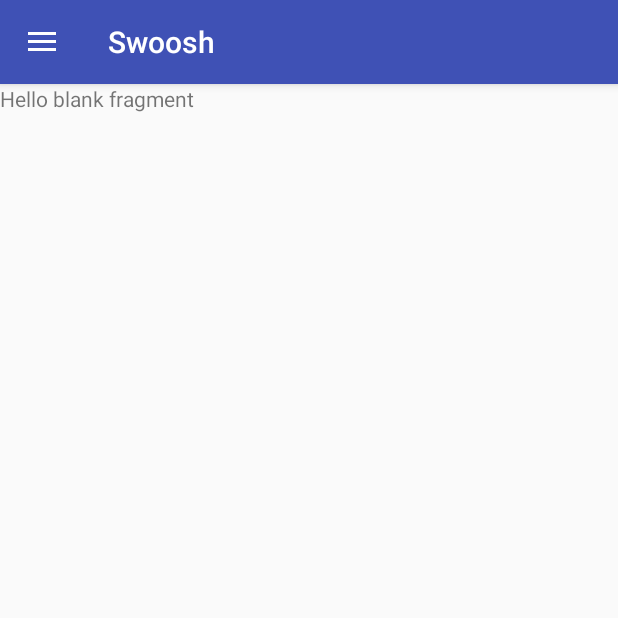
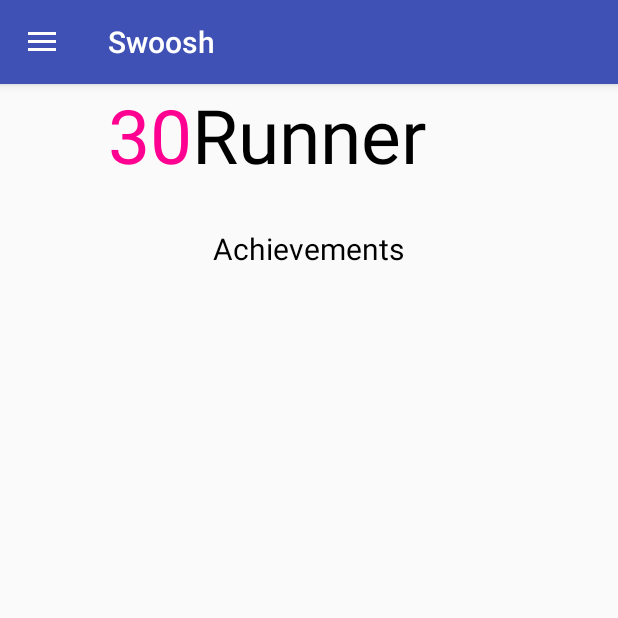
Before and after one commit to IAmBullsaw/Swoosh, an Android app: the fragment HistoryFragment placed in its activity, in the side drawer, after a tap on "Profile", on a phone screen of 412 x 824 dp, the top half of it. Run offline under Robolectric (Android 15) with nearby library versions, the phone set to English and light mode, and no system bars; our stand-ins replace Firebase (no records; nobody signed in at launch, a user with empty details on screens opened directly); libraries missing offline, so code that uses them is left out: com.firebase.ui.

Commit message:
Added history fragment functionality. Added ProfileAdapter and added profile stuff

```diff
--- a/App/Swoosh/app/src/main/java/com/oskarjansson/swoosh/HistoryFragment.java
+++ b/App/Swoosh/app/src/main/java/com/oskarjansson/swoosh/HistoryFragment.java
@@ -9,6 +9,7 @@ import android.util.Log;
 import android.view.LayoutInflater;
 import android.view.View;
 import android.view.ViewGroup;
+import android.widget.ArrayAdapter;
 import android.widget.ListAdapter;
 import android.widget.ListView;
 import android.widget.TextView;
@@ -20,6 +21,8 @@ import com.google.firebase.database.DataSnapshot;
 import com.google.firebase.database.DatabaseError;
 import com.google.firebase.database.DatabaseReference;
 import com.google.firebase.database.FirebaseDatabase;
+
+import java.util.ArrayList;
 
 
 public class HistoryFragment extends Fragment {
@@ -40,7 +43,7 @@ public class HistoryFragment extends Fragment {
             throw new RuntimeException("History Fragment: No user.getUid(). What gives? This shan't happen!");
         }
 
-        final ListView listView = (ListView) this.getView().findViewById(R.id.history_ListView);
+        final RunContainerAdapter arrayAdapter = new RunContainerAdapter(this.getContext(),new ArrayList<RunContainer>());
 
         FirebaseDatabase database = FirebaseDatabase.getInstance();
         DatabaseReference userRuns = database.getReference("user/" + userName + "/workouts");
@@ -49,9 +52,8 @@ public class HistoryFragment extends Fragment {
             @Override
             public void onChildAdded(DataSnapshot dataSnapshot, String s) {
                 Log.d("HistoryFragment","onChildAdded " + dataSnapshot.getKey());
-                RunContainer run = dataSnapshot.getValue(RunContainer.class);
-
-                Log.d("HistoryFragment","");
+                RunContainer runContainer = dataSnapshot.getValue(RunContainer.class);
+                arrayAdapter.add(runContainer);
             }
 
             @Override
@@ -81,6 +83,12 @@ public class HistoryFragment extends Fragment {
         userRuns.addChildEventListener(childEventListener);
 
         // Inflate the layout for this fragment
-        return inflater.inflate(R.layout.fragment_history, container, false);
+
+
+        View view = inflater.inflate(R.layout.fragment_history, container, false);
+        ListView listView = (ListView) view.findViewById(R.id.history_ListView);
+        listView.setAdapter(arrayAdapter);
+
+        return view;
     }
 }
--- a/App/Swoosh/app/src/main/java/com/oskarjansson/swoosh/ProfileFragment.java
+++ b/App/Swoosh/app/src/main/java/com/oskarjansson/swoosh/ProfileFragment.java
@@ -3,9 +3,21 @@ package com.oskarjansson.swoosh;
 
 import android.os.Bundle;
 import android.support.v4.app.Fragment;
+import android.util.Log;
 import android.view.LayoutInflater;
 import android.view.View;
 import android.view.ViewGroup;
+import android.widget.GridView;
+
+import com.google.firebase.auth.FirebaseAuth;
+import com.google.firebase.auth.FirebaseUser;
+import com.google.firebase.database.ChildEventListener;
+import com.google.firebase.database.DataSnapshot;
+import com.google.firebase.database.DatabaseError;
+import com.google.firebase.database.DatabaseReference;
+import com.google.firebase.database.FirebaseDatabase;
+
+import java.util.ArrayList;
 
 
 /**
@@ -18,12 +30,66 @@ public class ProfileFragment extends Fragment {
         // Required empty public constructor
     }
 
-
     @Override
     public View onCreateView(LayoutInflater inflater, ViewGroup container,
                              Bundle savedInstanceState) {
         // Inflate the layout for this fragment
-        return inflater.inflate(R.layout.fragment_profile, container, false);
+        View view = inflater.inflate(R.layout.fragment_profile, container, false);
+
+        // Get userID
+        FirebaseUser user = FirebaseAuth.getInstance().getCurrentUser();
+        String userName;
+        if (user != null) {
+            userName = user.getUid();
+        } else {
+            throw new RuntimeException("Profile Fragment: No user.getUid(). What gives? This shan't happen!");
+        }
+
+        final AchievementAdapter achievementAdapter = new AchievementAdapter(this.getContext(),new ArrayList<AchievementContainer>());
+
+        // TODO: Push some achievements to be able to pull them to be able to show them :D
+
+        // Get User Progress
+        FirebaseDatabase database = FirebaseDatabase.getInstance();
+        DatabaseReference databaseReference = database.getReference("user/" + userName + "/achievements");
+
+        ChildEventListener childEventListener = new ChildEventListener() {
+            @Override
+            public void onChildAdded(DataSnapshot dataSnapshot, String s) {
+                Log.d("ProfileFragment","onChildAdded " + dataSnapshot.getKey());
+                AchievementContainer achievementContainer = dataSnapshot.getValue(AchievementContainer.class);
+                achievementAdapter.add(achievementContainer);
+            }
+
+            @Override
+            public void onChildChanged(DataSnapshot dataSnapshot, String s) {
+
+            }
+
+            @Override
+            public void onChildRemoved(DataSnapshot dataSnapshot) {
+
+            }
+
+            @Override
+            public void onChildMoved(DataSnapshot dataSnapshot, String s) {
+
+            }
+
+            @Override
+            public void onCancelled(DatabaseError databaseError) {
+
+            }
+        };
+        databaseReference.addChildEventListener(childEventListener);
+
+        GridView gridView = (GridView) view.findViewById(R.id.profile_achievements_grid);
+
+        gridView.setAdapter(achievementAdapter);
+
+        return view;
     }
 
+
+
 }
--- /dev/null
+++ b/App/Swoosh/app/src/main/java/com/oskarjansson/swoosh/RunContainerAdapter.java
@@ -0,0 +1,44 @@
+package com.oskarjansson.swoosh;
+
+import android.content.Context;
+import android.support.annotation.NonNull;
+import android.view.LayoutInflater;
+import android.view.View;
+import android.view.ViewGroup;
+import android.widget.ArrayAdapter;
+import android.widget.TextView;
+
+import java.util.ArrayList;
+
+/**
+ * Created by oskja067 on 2016-11-30.
+ */
+
+public class RunContainerAdapter extends ArrayAdapter<RunContainer> {
+
+    public RunContainerAdapter(Context context, ArrayList<RunContainer> runContainers) {
+        super(context,0,runContainers);
+    }
+
+    @NonNull
+    @Override
+    public View getView(int position, View convertView, ViewGroup parent) {
+        // Get the data item for this position
+        RunContainer runContainer = getItem(position);
+
+        // Check if an existing view is being reused, otherwise inflate the view
+        if (convertView == null) {
+            convertView = LayoutInflater.from(getContext()).inflate(R.layout.history_run_list_view_box, parent, false);
+        }
+
+        // Lookup view for data population
+        TextView title = (TextView) convertView.findViewById(R.id.history_run_list_view_box_title);
+        TextView date = (TextView) convertView.findViewById(R.id.history_run_list_view_box_date);
+
+        title.setText(runContainer.getRunId());
+        date.setText(runContainer.getDate().toString());
+
+        // Return the completed view to render on screen
+        return convertView;
+    }
+}
--- a/App/Swoosh/app/src/main/res/layout/fragment_profile.xml
+++ b/App/Swoosh/app/src/main/res/layout/fragment_profile.xml
@@ -5,9 +5,60 @@
     android:layout_height="match_parent"
     tools:context="com.oskarjansson.swoosh.ProfileFragment">
 
-    <TextView
+    <LinearLayout
+        android:orientation="vertical"
         android:layout_width="match_parent"
-        android:layout_height="match_parent"
-        android:text="@string/hello_blank_fragment" />
+        android:layout_height="match_parent">
+
+        <RelativeLayout
+            android:layout_width="match_parent"
+            android:layout_height="0dp"
+            android:orientation="horizontal"
+            android:layout_weight="1">
+
+            <TextView
+                android:id="@+id/profile_title"
+                android:layout_width="wrap_content"
+                android:layout_height="match_parent"
+                android:textColor="@color/colorRunner"
+                android:layout_centerHorizontal="true"
+                android:textSize="50sp"
+                android:text="@string/mainTitle" />
+
+            <TextView
+                android:id="@+id/profile_level"
+                android:layout_width="wrap_content"
+                android:layout_height="match_parent"
+                android:textColor="@color/colorLevel"
+                android:textSize="50sp"
+                android:text="30"
+                android:layout_toLeftOf="@id/profile_title"/>
+
+        </RelativeLayout>
+        <LinearLayout
+            android:layout_width="match_parent"
+            android:layout_height="0dp"
+            android:orientation="vertical"
+            android:layout_weight="7">
+
+            <TextView
+                android:layout_width="wrap_content"
+                android:layout_height="wrap_content"
+                android:textColor="@color/colorRunner"
+                android:textSize="@dimen/profile_Achievements"
+                android:layout_gravity="center"
+                android:text="@string/profile_Achievements"/>
+
+            <GridView
+                android:id="@+id/profile_achievements_grid"
+                android:layout_width="wrap_content"
+                android:layout_height="wrap_content" />
+
+        </LinearLayout>
+
+
+    </LinearLayout>
+
+
 
 </FrameLayout>
--- a/App/Swoosh/app/src/main/res/values/dimens.xml
+++ b/App/Swoosh/app/src/main/res/values/dimens.xml
@@ -13,4 +13,6 @@
     <dimen name="mainMission_topmargin">1dp</dimen>
     <dimen name="mainMission_titlebottommargin">10dp</dimen>
     <dimen name="vertical_header_push">20dp</dimen>
+    <dimen name="profile_Achievements">20sp</dimen>
+    <dimen name="profile_Achievements_grid_box_margin">10dp</dimen>
 </resources>
--- a/App/Swoosh/app/src/main/res/values/strings.xml
+++ b/App/Swoosh/app/src/main/res/values/strings.xml
@@ -52,4 +52,5 @@ Soko radicchio bunya nuts gram dulse silver beet parsnip napa cabbage lotus root
     <string name="permission_rationale">"Contacts permissions are needed for providing email
         completions."
     </string>
+    <string name="profile_Achievements">Achievements</string>
 </resources>
```
Also changed, not shown: App/Swoosh/app/src/main/java/com/oskarjansson/swoosh/AchievementAdapter.java (added, +55 -0 lines), App/Swoosh/app/src/main/java/com/oskarjansson/swoosh/AchievementContainer.java (added, +47 -0 lines), App/Swoosh/app/src/main/res/layout/history_run_list_view_box.xml (added, +18 -0 lines), App/Swoosh/app/src/main/res/layout/profile_achievement_grid_view_box.xml (added, +27 -0 lines).
